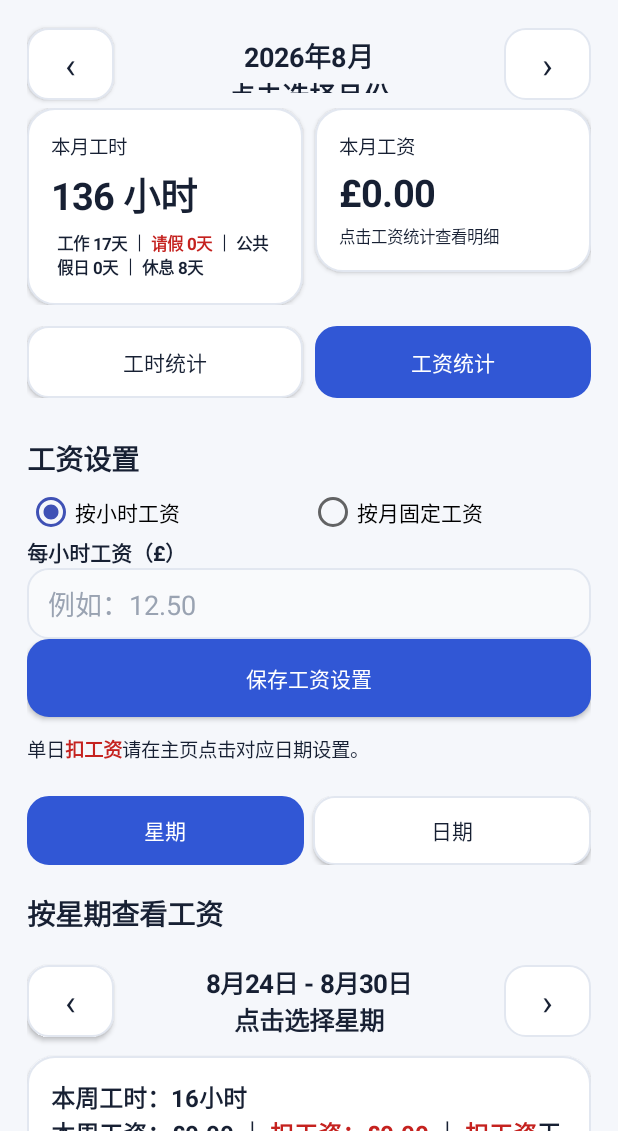
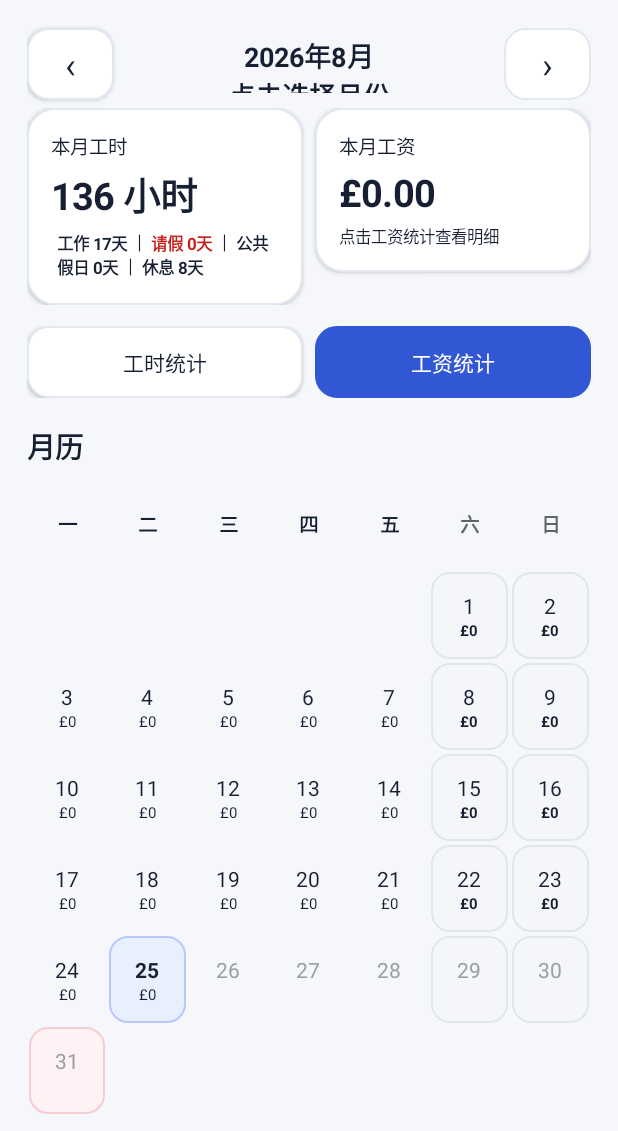
Before and after one commit to yagay/work, an Android app: the screen it shows after launch (MainActivity), after a tap on "工资统计", on a phone screen of 412 x 824 dp, the part 105-1236 px from its top. Run offline under Robolectric (Android 15) with nearby library versions, the phone set to English and light mode, and no system bars; 8 statements that could not run were skipped.

Commit message:
Add shared calendar for hours and wages

```diff
--- a/app/src/main/java/com/example/workhours/MainActivity.java
+++ b/app/src/main/java/com/example/workhours/MainActivity.java
@@ -69,6 +69,7 @@ public class MainActivity extends Activity {
     private WagePanel wagePanel;
     private TextView weekTitle, weekSummaryText, rangeSummaryText;
     private Button rangeStartButton, rangeEndButton;
+    private boolean showingWageStats = false;
 
     @Override
     protected void onCreate(Bundle savedInstanceState) {
@@ -129,6 +130,8 @@ public class MainActivity extends Activity {
         wageTabParams.leftMargin = dp(8);
         quickSwitch.addView(wageTabButton, wageTabParams);
 
+        buildSharedCalendar(root);
+
         workContent = vertical();
         wageContent = vertical();
         root.addView(workContent);
@@ -177,6 +180,7 @@ public class MainActivity extends Activity {
 
     private void showStatsTab(boolean wage) {
         if (workContent == null || wageContent == null) return;
+        showingWageStats = wage;
         workContent.setVisibility(wage ? View.GONE : View.VISIBLE);
         wageContent.setVisibility(wage ? View.VISIBLE : View.GONE);
         UiStyle.button(this, workTabButton, !wage);
@@ -184,6 +188,7 @@ public class MainActivity extends Activity {
         workTabButton.setEnabled(wage);
         wageTabButton.setEnabled(!wage);
         if (wage && wagePanel != null) { wagePanel.setDisplayedMonth(displayedMonth); wagePanel.refresh(); }
+        rebuildSharedCalendar(LocalDate.now());
     }
 
     private void buildSharedMonthSummary(LinearLayout root) {
@@ -213,6 +218,64 @@ public class MainActivity extends Activity {
         totalWageText=text("£0.00",25,true); totalWageText.setPadding(0,dp(4),0,dp(4)); wageCard.addView(totalWageText);
         TextView wageHint=text("点击工资统计查看明细",11,false); wageCard.addView(wageHint);
         LinearLayout.LayoutParams wp=new LinearLayout.LayoutParams(0,-2,1f); wp.leftMargin=dp(8); cards.addView(wageCard,wp);
+    }
+
+    private void buildSharedCalendar(LinearLayout root) {
+        TextView title = text("月历", 19, true);
+        title.setPadding(0, dp(18), 0, dp(8));
+        root.addView(title);
+        calendarGrid = new GridLayout(this);
+        calendarGrid.setColumnCount(7);
+        calendarGrid.setAlignmentMode(GridLayout.ALIGN_BOUNDS);
+        root.addView(calendarGrid);
+        TextView hint = text("工时统计显示每天工时；工资统计显示每天工资。点击日期可修改当天记录。", 13, false);
+        hint.setPadding(0, dp(8), 0, dp(4));
+        root.addView(hint);
+    }
+
+    private void rebuildSharedCalendar(LocalDate today) {
+        if (calendarGrid == null) return;
+        calendarGrid.removeAllViews();
+        String[] hs={"一","二","三","四","五","六","日"};
+        for(int i=0;i<7;i++){TextView h=text(hs[i],13,true);h.setGravity(Gravity.CENTER);if(i>=5)h.setTextColor(0xFF5F6368);calendarGrid.addView(h,gridParams());}
+        LocalDate ws=getWorkStartDate();
+        int leading=displayedMonth.atDay(1).getDayOfWeek().getValue()-1,days=displayedMonth.lengthOfMonth(),cells=((leading+days+6)/7)*7;
+        float daily=getConfiguredDailyHours();
+        for(int i=0;i<cells;i++){
+            int day=i-leading+1;
+            if(day<1||day>days){calendarGrid.addView(text("",13,false),gridParams());continue;}
+            LocalDate d=displayedMonth.atDay(day);
+            boolean future=d.isAfter(today),before=ws!=null&&d.isBefore(ws),weekend=d.getDayOfWeek()==DayOfWeek.SATURDAY||d.getDayOfWeek()==DayOfWeek.SUNDAY;
+            boolean holiday=!before&&isBankHoliday(d),leave=!holiday&&!before&&isLeave(d),manualRest=!holiday&&!leave&&!before&&isManualRest(d),configured=!before&&isConfiguredWorkDay(d)&&!holiday,override=!holiday&&!leave&&!manualRest&&!before&&hasOverride(d),autoRest=!holiday&&!leave&&!manualRest&&!override&&!before&&!configured;
+            float normal=(future||before)?0:getBaseHoursForDate(d,daily,configured),overtime=(future||before)?0:getOvertimeHours(d),total=normal+overtime;
+            float wage=(future||before||wagePanel==null)?0:wagePanel.getWageForDateValue(d);
+            LinearLayout cell=vertical(); cell.setGravity(Gravity.CENTER); cell.setPadding(dp(2),dp(6),dp(2),dp(5));
+            if(d.equals(today))cell.setBackground(UiStyle.roundRect(this,0xFFE8F0FE,12,0xFFB8C8FF,1));
+            else if(leave)cell.setBackground(UiStyle.roundRect(this,0xFFFFF0F0,12,0xFFF2CACA,1));
+            else if(overtime>0)cell.setBackground(UiStyle.roundRect(this,0xFFF1F8F3,12,0xFFCDE7D4,1));
+            else if(override)cell.setBackground(UiStyle.roundRect(this,0xFFFFF7E8,12,0xFFF1D8A6,1));
+            else if(holiday)cell.setBackground(UiStyle.roundRect(this,0xFFFFF2F4,12,0xFFF3CDD3,1));
+            else if(autoRest||manualRest||weekend)cell.setBackground(UiStyle.roundRect(this,0xFFF4F6F9,12,0xFFE1E6EE,1));
+            TextView dt=text(String.valueOf(day),14,d.equals(today)); dt.setGravity(Gravity.CENTER); if(future||before)dt.setTextColor(0xFF9AA0A6); cell.addView(dt);
+            String value="";
+            if(!future&&!before){
+                if(showingWageStats){
+                    value=moneyShort(wage);
+                    if(holiday||leave||manualRest||autoRest) value=wage>0?moneyShort(wage):"£0";
+                }else{
+                    if(holiday)value="假日"; else if(leave)value="请假"; else if(manualRest||autoRest)value=overtime>0?shortHours(overtime):"休息"; else if(total>0)value=shortHours(total);
+                }
+            }
+            TextView st=text(value,10,leave||holiday||manualRest||override||autoRest||overtime>0); st.setGravity(Gravity.CENTER); cell.addView(st);
+            if(!future&&!before)cell.setOnClickListener(v->{if(isBankHoliday(d))Toast.makeText(this,getBankHolidayName(d)+"：公共假日不计正常工时，可在其他工作日设置加班",Toast.LENGTH_SHORT).show();else showEditDayDialog(d);});
+            calendarGrid.addView(cell,gridParams());
+        }
+    }
+
+    private String moneyShort(float value) {
+        if (Math.abs(value) < 0.005f) return "£0";
+        if (Math.abs(value - Math.round(value)) < 0.005f) return "£" + Math.round(value);
+        return String.format(Locale.UK, "£%.2f", value);
     }
 
     private void buildWeekSection(LinearLayout root) {
@@ -251,6 +314,7 @@ public class MainActivity extends Activity {
         Stats st=collectStats(start,end); totalHoursText.setText(formatDurationHours(st.totalHours));
         statusStatsText.setText(StatusStatsFormatter.format(st.workDays,st.leaveDays,st.holidayDays,st.restDays));
         if(wagePanel!=null){ wagePanel.setDisplayedMonth(displayedMonth); totalWageText.setText(String.format(Locale.UK,"£%.2f",wagePanel.getDisplayedMonthWage())); }
+        rebuildSharedCalendar(today);
     }
 
     private void refreshWeek() {
--- a/app/src/main/java/com/example/workhours/WagePanel.java
+++ b/app/src/main/java/com/example/workhours/WagePanel.java
@@ -110,6 +110,10 @@ public class WagePanel extends LinearLayout {
         if (month == null) return;
         displayedMonth = month;
         refreshMonth();
+    }
+
+    public float getWageForDateValue(LocalDate date) {
+        return getWageForDate(date);
     }
 
     public float getDisplayedMonthWage() {
```
